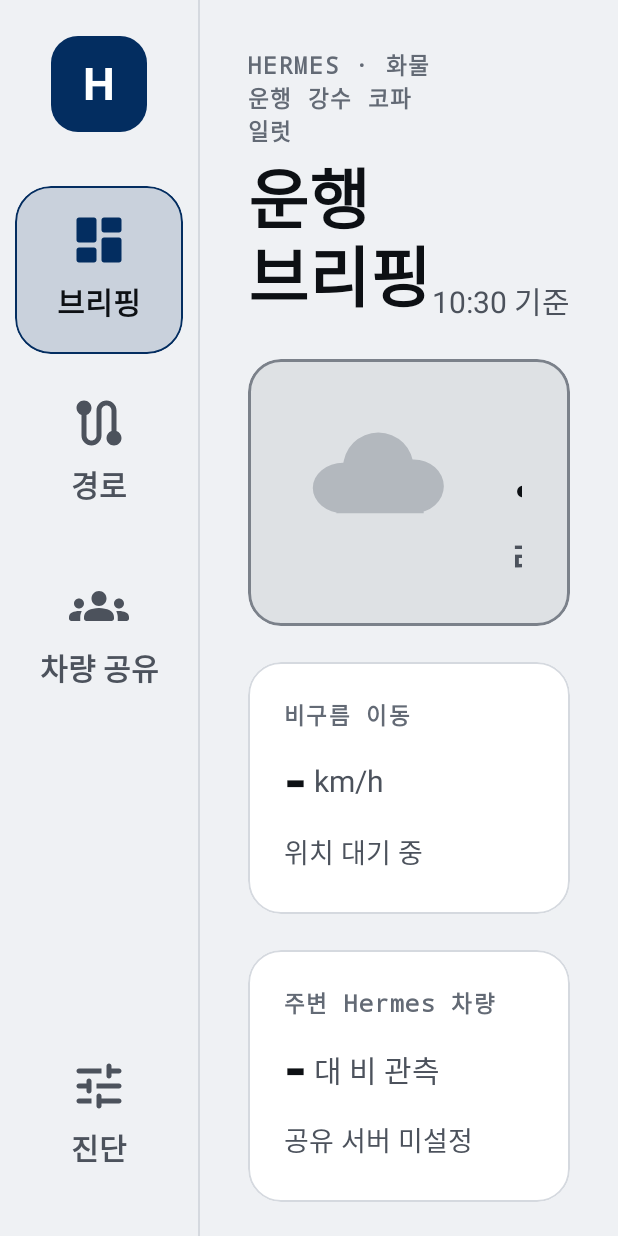
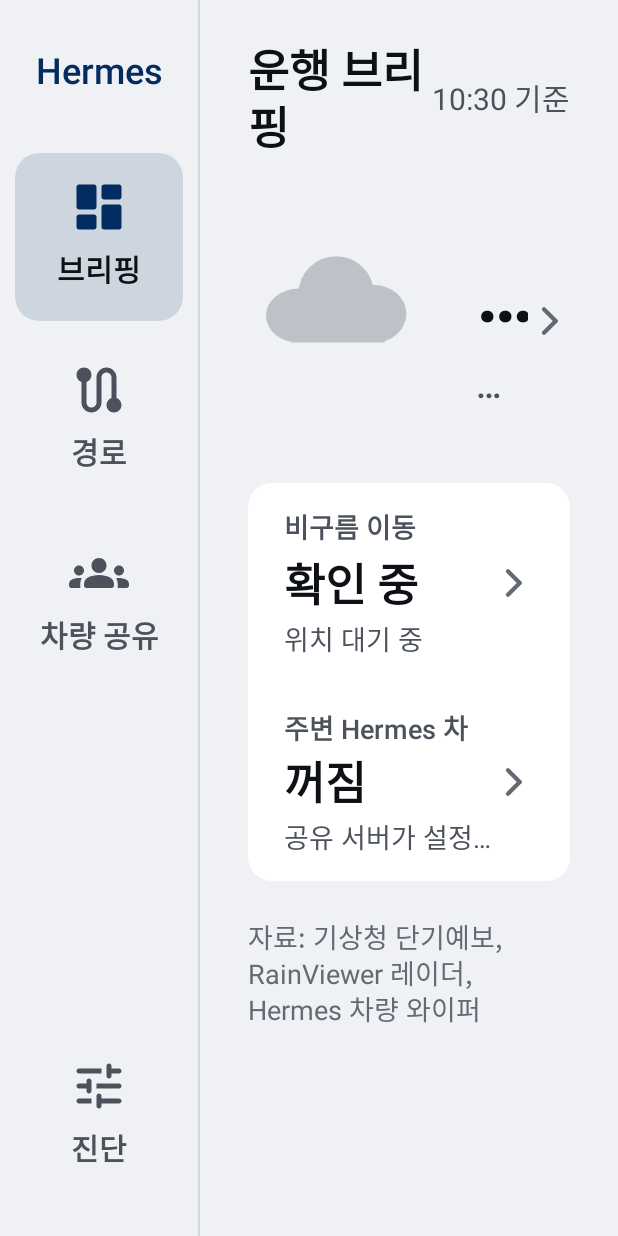
Before and after one commit to torque-pleos/hermes, an Android app built with Jetpack Compose: the screen it shows after launch (MainActivity), on a phone screen of 412 x 824 dp. Run offline under Robolectric (Android 15) with nearby library versions, the phone set to English and light mode, and no system bars; libraries missing offline, so code that uses them is left out: ai.pleos.playground; 11 statements that could not run were skipped.

Commit message:
Strip generic AI design defaults from the UI
- Drop monospace all-caps section labels, borders on every card, and the
  identical stat-tile row; facts now share one surface with dividers
- Make the route rain ribbon the focal point with stop names and arrival times
- Route list becomes a connected timeline colored by worst rain on each leg
- Rewrite dotted meta strings and arrow-laden button copy as plain Korean
- Mark low-confidence cloud motion as reference only; fix loading states

```diff
--- a/app/src/main/java/com/zigae/hermes/ui/AppShell.kt
+++ b/app/src/main/java/com/zigae/hermes/ui/AppShell.kt
@@ -35,12 +35,9 @@ fun AppShell(tab: Tab, onTab: (Tab) -> Unit, fleetWet: Int, content: @Composable
             horizontalAlignment = Alignment.CenterHorizontally,
             verticalArrangement = Arrangement.spacedBy(IviSpace.s),
         ) {
-            // 앱 마크
-            Box(
-                Modifier.size(64.dp).clip(RoundedCornerShape(18.dp)).background(c.ivi_accent_primary),
-                contentAlignment = Alignment.Center,
-            ) { Text("H", style = IviType.headline, color = c.ivi_accent_on_primary) }
-            Spacer(Modifier.height(IviSpace.m))
+            // 앱 이름 (로고 대신 글자)
+            Text("Hermes", style = IviType.title, color = c.ivi_accent_primary, modifier = Modifier.padding(vertical = IviSpace.s))
+            Spacer(Modifier.height(IviSpace.s))
             RailItem(HermesIcons.Dashboard, "브리핑", tab == Tab.BRIEFING, { onTab(Tab.BRIEFING) })
             RailItem(HermesIcons.Route, "경로", tab == Tab.ROUTE, { onTab(Tab.ROUTE) })
             RailItem(HermesIcons.Groups, "차량 공유", tab == Tab.FLEET, { onTab(Tab.FLEET) }, badge = fleetWet.takeIf { it > 0 }?.toString())
--- a/app/src/main/java/com/zigae/hermes/ui/BriefingScreen.kt
+++ b/app/src/main/java/com/zigae/hermes/ui/BriefingScreen.kt
@@ -1,6 +1,13 @@
 package com.zigae.hermes.ui
 
 import androidx.compose.foundation.layout.Arrangement
+import androidx.compose.foundation.layout.Box
+import androidx.compose.foundation.layout.IntrinsicSize
+import androidx.compose.foundation.layout.height
+import androidx.compose.foundation.layout.size
+import androidx.compose.foundation.shape.RoundedCornerShape
+import androidx.compose.material3.Surface
+import androidx.compose.ui.graphics.Color
 import androidx.compose.foundation.layout.BoxWithConstraints
 import androidx.compose.foundation.layout.Column
 import androidx.compose.foundation.layout.Row
@@ -36,7 +43,8 @@ internal fun worstOf(legs: List<LegRain>): Pair<Int, RoutePointRain>? =
         .maxWithOrNull(compareBy<Pair<Int, RoutePointRain>> { it.second.forecast.rainLevel }.thenByDescending { it.second.point.etaEpochSec })
 
 /**
- * 브리핑: 큰 결론 카드 → 큰 숫자 타일 3개 → 경로 강수 띠. 모든 카드는 눌러서 자세히 볼 수 있다.
+ * 브리핑: 결론 한 문장(가장 큰 글자) → 경로 강수 띠(정차지 이름·도착 시각) → 사실 세 칸.
+ * 결론과 띠가 화면의 중심이고, 나머지는 한 면 안에 나란히 둔다.
  */
 @Composable
 fun BriefingScreen(
@@ -55,14 +63,11 @@ fun BriefingScreen(
     BoxWithConstraints(Modifier.fillMaxSize()) {
         val wide = maxWidth > 900.dp
         Column(
-            Modifier.fillMaxSize().verticalScroll(rememberScrollState()).padding(IviSpace.xl),
+            Modifier.fillMaxSize().verticalScroll(rememberScrollState()).padding(horizontal = IviSpace.xl, vertical = IviSpace.l),
             verticalArrangement = Arrangement.spacedBy(IviSpace.l),
         ) {
-            Row(verticalAlignment = Alignment.Bottom) {
-                Column(Modifier.weight(1f)) {
-                    Text("HERMES · 화물 운행 강수 코파일럿", style = IviType.label, color = c.ivi_text_label)
-                    Text("운행 브리핑", style = IviType.display, color = c.ivi_text_primary)
-                }
+            Row(verticalAlignment = Alignment.CenterVertically) {
+                Text("운행 브리핑", style = IviType.headline, color = c.ivi_text_primary, modifier = Modifier.weight(1f))
                 Text("${hhmm(now)} 기준", style = IviType.body, color = c.ivi_text_secondary)
             }
 
@@ -72,26 +77,33 @@ fun BriefingScreen(
             }
             Verdict(legs, loading) { idx -> onOpenStop(idx) }
 
-            val tiles: List<@Composable (Modifier) -> Unit> = listOf(
-                { m -> NextStopTile(legs, now, m) { onOpenStop(1) } },
-                { m -> RadarTile(radar, routeRain, m) { onOpenStop(1) } },
-                { m -> FleetTile(fleet, m, onOpenFleet) },
-            )
-            if (wide) {
-                Row(horizontalArrangement = Arrangement.spacedBy(IviSpace.l)) { tiles.forEach { it(Modifier.weight(1f)) } }
-            } else {
-                tiles.forEach { it(Modifier.fillMaxWidth()) }
-            }
-
-            Pressable({ onOpenStop(1) }, Modifier.fillMaxWidth()) {
-                Column(Modifier.padding(IviSpace.l), verticalArrangement = Arrangement.spacedBy(IviSpace.m)) {
-                    SectionLabel("ROUTE RAIN · 지금부터 도착까지")
+            if (legs.isNotEmpty()) Pressable({ onOpenStop(1) }, Modifier.fillMaxWidth(), color = c.ivi_surface_card) {
+                Column(Modifier.padding(start = IviSpace.l, end = IviSpace.l, top = IviSpace.m, bottom = IviSpace.l), verticalArrangement = Arrangement.spacedBy(IviSpace.s)) {
                     RainStrip(legs, now)
+                    Spacer(Modifier.height(IviSpace.xs))
                     Legend()
                 }
             }
+
+            val facts: List<@Composable (Modifier) -> Unit> = listOf(
+                { m -> NextStopFact(legs, now, m) { onOpenStop(1) } },
+                { m -> RadarFact(radar, routeRain, m) { onOpenStop(1) } },
+                { m -> FleetFact(fleet, m, onOpenFleet) },
+            )
+            Surface(shape = RoundedCornerShape(IviSpace.cardRadius), color = c.ivi_surface_card, modifier = Modifier.fillMaxWidth()) {
+                if (wide) {
+                    Row(Modifier.height(IntrinsicSize.Min).padding(vertical = IviSpace.s)) {
+                        facts.forEachIndexed { i, f ->
+                            if (i > 0) Box(Modifier.padding(vertical = IviSpace.m)) { VDivider() }
+                            f(Modifier.weight(1f))
+                        }
+                    }
+                } else {
+                    Column { facts.forEach { it(Modifier.fillMaxWidth()) } }
+                }
+            }
             Text(
-                "출처: 기상청 단기예보 · RainViewer 레이더 · Hermes 차량 와이퍼 관측",
+                "자료: 기상청 단기예보, RainViewer 레이더, Hermes 차량 와이퍼",
                 style = IviType.caption, color = c.ivi_text_label,
             )
         }
@@ -101,52 +113,58 @@ fun BriefingScreen(
 @Composable
 private fun EmptyRoute(routeRain: List<RoutePointRain>, onRequestTestRoute: () -> Unit) {
     val c = Ivi.colors
-    IviCard(Modifier.fillMaxWidth()) {
-        val here = routeRain.firstOrNull()?.forecast
-        RainBadge(here?.rainLevel, "현재 위치 ${here?.let { arrivalText(it) } ?: "확인 중"}", 56.dp)
-        Text("내비게이션에 목적지를 설정하면 경유지·도착지 강수를 알려드립니다.", style = IviType.title, color = c.ivi_text_secondary)
-        IviButton("시연 경로 설정 (대전 경유 → 부산신항)", onRequestTestRoute, icon = HermesIcons.Navigation)
+    val here = routeRain.firstOrNull()?.forecast
+    Column(Modifier.padding(top = IviSpace.l), verticalArrangement = Arrangement.spacedBy(IviSpace.l)) {
+        Row(verticalAlignment = Alignment.CenterVertically) {
+            RainGlyph(here?.rainLevel, 88.dp)
+            Spacer(Modifier.width(IviSpace.l))
+            Column {
+                Text("목적지가 없습니다", style = IviType.display, color = c.ivi_text_primary)
+                Text("현재 위치 ${here?.let { arrivalText(it) } ?: "확인 중"}", style = IviType.title, color = c.ivi_text_secondary)
+            }
+        }
+        Text("내비게이션에 목적지와 경유지를 넣으면 정차지마다 도착할 때의 비를 알려드립니다.", style = IviType.body, color = c.ivi_text_secondary)
+        IviButton("시연 경로 넣기: 대전 경유, 부산신항 도착", onRequestTestRoute, icon = HermesIcons.Navigation)
     }
 }
 
-/** 큰 결론 카드: 가장 강한 비의 시각·구간·근거. 누르면 그 구간의 정차지 상세 */
+/** 결론: 가장 강한 비의 시각·구간·근거. 비가 있으면 강수 색 면, 없으면 면 없이 글자만. 누르면 그 구간 정차지 상세 */
 @Composable
 private fun Verdict(legs: List<LegRain>, loading: Boolean, onOpen: (Int) -> Unit) {
     val c = Ivi.colors
     val worst = worstOf(legs)
     val level = worst?.second?.forecast?.rainLevel
-    val tone = when {
-        loading -> c.ivi_text_label
-        level == null -> c.ivi_status_safe
-        else -> rainColor(level)
-    }
+    val rainy = !loading && level != null
+    val dest = legs.lastOrNull()?.to
     Pressable(
         { onOpen((worst?.first ?: 0) + 1) }, Modifier.fillMaxWidth(),
-        color = tone.copy(alpha = 0.12f), border = tone.copy(alpha = 0.8f), borderWidth = 2.dp,
+        color = if (rainy) rainColor(level).copy(alpha = 0.16f) else Color.Transparent,
     ) {
-        Row(Modifier.padding(IviSpace.xl), verticalAlignment = Alignment.CenterVertically) {
-            RainGlyph(if (loading) null else (level ?: RainLevel.NONE), 112.dp)
+        Row(Modifier.padding(horizontal = if (rainy) IviSpace.l else 0.dp, vertical = IviSpace.l), verticalAlignment = Alignment.CenterVertically) {
+            RainGlyph(if (loading) null else (level ?: RainLevel.NONE), 120.dp)
             Spacer(Modifier.width(IviSpace.xl))
             Column(Modifier.weight(1f), verticalArrangement = Arrangement.spacedBy(IviSpace.xs)) {
                 Text(
                     when {
-                        loading -> "강수 예보 불러오는 중"
-                        worst == null -> "가는 길 비 예보 없음"
-                        else -> "${hhmm(worst.second.point.etaEpochSec)} 부근 ${level!!.label}"
+                        loading -> "강수 예보를 불러오는 중"
+                        worst == null -> "가는 길에 비 소식 없음"
+                        else -> "${hhmm(worst.second.point.etaEpochSec)}쯤 ${level!!.label}"
                     },
                     style = IviType.hero, color = c.ivi_text_primary, maxLines = 1, overflow = TextOverflow.Ellipsis,
                 )
                 val leg = worst?.let { legs[it.first] }
                 Text(
                     when {
-                        leg != null -> "${short(leg.from.label)} → ${short(leg.to.label)} 구간"
-                        !loading -> "경로 전 구간 확인 완료"
-                        else -> "레이더 · 기상청 · 주변 차량 확인 중"
+                        leg != null -> "${short(leg.from.label)}에서 ${short(leg.to.label)} 가는 길"
+                        loading -> "레이더, 기상청, 주변 차량을 확인하고 있습니다"
+                        dest != null -> "${short(dest.label)} ${hhmm(dest.etaEpochSec)} 도착까지 전 구간"
+                        else -> "전 구간 확인"
                     },
-                    style = IviType.title, color = c.ivi_text_secondary, maxLines = 1,
+                    style = IviType.title, color = c.ivi_text_secondary, maxLines = 1, overflow = TextOverflow.Ellipsis,
                 )
                 worst?.let { Row(Modifier.padding(top = IviSpace.s), horizontalArrangement = Arrangement.spacedBy(IviSpace.s)) { SourceChips(it.second.forecast) } }
             }
+            Chevron()
         }
     }
 }
@@ -156,57 +174,62 @@ internal fun SourceChips(f: PointForecast) {
     val c = Ivi.colors
     when (f) {
         is PointForecast.Fleet -> {
-            if (f.evidence.consensus != null) Chip("주변 차량 ${f.evidence.wetVehicles}대 관측", c.ivi_status_caution, filled = true)
+            if (f.evidence.consensus != null) Chip("주변 차량 ${f.evidence.wetVehicles}대가 비 관측", c.ivi_status_caution, filled = true)
             SourceChips(f.base)
         }
         is PointForecast.Rain -> Chip("레이더 ${f.leadMinutes}분 예측", c.ivi_accent_primary)
-        is PointForecast.Kma -> Chip("기상청" + (f.pop?.let { " · 확률 $it%" } ?: ""), c.ivi_accent_primary)
+        is PointForecast.Kma -> Chip("기상청 예보" + (f.pop?.let { ", 강수확률 $it%" } ?: ""), c.ivi_accent_primary)
         else -> {}
     }
 }
 
 @Composable
-private fun NextStopTile(legs: List<LegRain>, now: Long, modifier: Modifier, onClick: () -> Unit) {
+private fun NextStopFact(legs: List<LegRain>, now: Long, modifier: Modifier, onClick: () -> Unit) {
     val next = legs.firstOrNull() ?: return
-    StatTile(
+    Fact(
         label = "다음 정차",
-        value = hhmm(next.to.etaEpochSec),
-        unit = "도착",
-        detail = "${short(next.to.label)} · ${relative(next.to.etaEpochSec - now)}",
+        value = "${hhmm(next.to.etaEpochSec)} 도착",
+        detail = "${short(next.to.label)}, ${relative(next.to.etaEpochSec - now)}",
         onClick = onClick, modifier = modifier,
-        leading = { RainGlyph(next.worst?.forecast?.rainLevel ?: RainLevel.NONE, 52.dp) },
+        leading = { RainGlyph(next.worst?.forecast?.rainLevel ?: RainLevel.NONE, 44.dp) },
+    )
+}
+
+/** 이동 벡터 신뢰도가 이보다 낮으면 속도를 크게 내세우지 않는다 */
+private const val MOTION_CONFIDENT = 0.2
+
+@Composable
+private fun RadarFact(radar: RadarState, routeRain: List<RoutePointRain>, modifier: Modifier, onClick: () -> Unit) {
+    val cast = radar.nowcaster
+    val lat = routeRain.firstOrNull()?.point?.lat ?: 37.0
+    val m = cast?.motion?.takeIf { it.confidence > 0 }
+    Fact(
+        label = "비구름 이동",
+        value = if (cast == null) "확인 중" else if (m == null) "추정 불가" else "${compassKo(m.headingDeg())}쪽 %.0fkm/h".format(m.speedKmh(lat, cast.latest.zoom)),
+        detail = when {
+            cast == null -> if (radar.loading) "레이더 불러오는 중" else (radar.error ?: "위치 대기 중")
+            m == null -> "비구름이 적어 이동을 알 수 없음"
+            m.confidence < MOTION_CONFIDENT -> "비구름이 적어 참고용, ${hhmm(cast.latest.timeEpochSec)} 관측"
+            else -> "${hhmm(cast.latest.timeEpochSec)} 레이더 관측"
+        },
+        onClick = onClick, modifier = modifier,
+        leading = m?.let { { HeadingArrow(it.headingDeg(), 44.dp) } },
     )
 }
 
 @Composable
-private fun RadarTile(radar: RadarState, routeRain: List<RoutePointRain>, modifier: Modifier, onClick: () -> Unit) {
-    val cast = radar.nowcaster
-    val lat = routeRain.firstOrNull()?.point?.lat ?: 37.0
-    val m = cast?.motion
-    StatTile(
-        label = "비구름 이동",
-        value = if (cast == null || m == null || m.confidence <= 0) "-" else "%.0f".format(m.speedKmh(lat, cast.latest.zoom)),
-        unit = "km/h",
-        detail = when {
-            cast == null -> if (radar.loading) "레이더 불러오는 중" else (radar.error ?: "위치 대기 중")
-            m == null || m.confidence <= 0 -> "비구름이 적어 이동 추정 불가"
-            else -> "${compassKo(m.headingDeg())}쪽으로 이동 · 관측 ${hhmm(cast.latest.timeEpochSec)}"
-        },
-        onClick = onClick, modifier = modifier,
-        leading = if (m != null && m.confidence > 0) ({ HeadingArrow(m.headingDeg(), 52.dp) }) else null,
-    )
-}
-
-@Composable
-private fun FleetTile(fleet: FleetState, modifier: Modifier, onClick: () -> Unit) {
+private fun FleetFact(fleet: FleetState, modifier: Modifier, onClick: () -> Unit) {
     val c = Ivi.colors
     val vehicles = fleet.reports.groupBy { it.vehicleId }.mapValues { (_, rs) -> rs.maxBy { it.observedAtEpochSec } }
     val wet = vehicles.values.count { it.level > RainLevel.NONE }
-    StatTile(
+    Fact(
         label = "주변 Hermes 차량",
-        value = if (fleet.configured) "$wet" else "-",
-        unit = "대 비 관측",
-        detail = if (!fleet.configured) "공유 서버 미설정" else "최근 20분 ${vehicles.size}대 · " + if (fleet.consent) "내 관측 공유 중" else "공유 꺼짐",
+        value = when {
+            !fleet.configured -> "꺼짐"
+            wet > 0 -> "${wet}대가 비 관측"
+            else -> "비 관측 없음"
+        },
+        detail = if (!fleet.configured) "공유 서버가 설정되지 않음" else "최근 20분 ${vehicles.size}대, " + if (fleet.consent) "내 관측도 공유 중" else "내 관측은 공유 안 함",
         onClick = onClick, modifier = modifier,
         valueColor = if (wet > 0) c.ivi_status_caution else c.ivi_text_primary,
     )
@@ -221,5 +244,13 @@ internal fun Legend() {
                 Text(" ${l?.label ?: "예보 없음"}", style = IviType.caption, color = Ivi.colors.ivi_text_secondary)
             }
         }
+        Row(verticalAlignment = Alignment.CenterVertically) {
+            val ink = Ivi.colors.ivi_text_primary.copy(alpha = 0.55f)
+            androidx.compose.foundation.Canvas(Modifier.size(width = 6.dp, height = 28.dp)) {
+                drawLine(ink, androidx.compose.ui.geometry.Offset(size.width / 2, 0f), androidx.compose.ui.geometry.Offset(size.width / 2, size.height), strokeWidth = 3f,
+                    pathEffect = androidx.compose.ui.graphics.PathEffect.dashPathEffect(floatArrayOf(10f, 8f)))
+            }
+            Text(" 점선 앞 1시간은 레이더 예측", style = IviType.caption, color = Ivi.colors.ivi_text_secondary)
+        }
     }
 }
--- a/app/src/main/java/com/zigae/hermes/ui/Components.kt
+++ b/app/src/main/java/com/zigae/hermes/ui/Components.kt
@@ -66,7 +66,7 @@ fun Pressable(
     modifier: Modifier = Modifier,
     shape: RoundedCornerShape = RoundedCornerShape(IviSpace.cardRadius),
     color: Color = Ivi.colors.ivi_surface_card,
-    border: Color = Ivi.colors.ivi_border_card,
+    border: Color = Color.Transparent,
     borderWidth: Dp = 1.dp,
     content: @Composable () -> Unit,
 ) {
@@ -84,12 +84,12 @@ fun Pressable(
             },
         shape = shape,
         color = color,
-        border = BorderStroke(borderWidth, border),
+        border = if (border == Color.Transparent) null else BorderStroke(borderWidth, border),
         content = content,
     )
 }
 
-/** 테두리가 있는 정보 카드 (누를 수 없음) */
+/** 정보 면 (누를 수 없음). 테두리 없이 배경 단차로만 구분한다 */
 @Composable
 fun IviCard(
     modifier: Modifier = Modifier,
@@ -102,7 +102,6 @@ fun IviCard(
         modifier = modifier,
         shape = RoundedCornerShape(IviSpace.cardRadius),
         color = c.ivi_surface_card,
-        border = BorderStroke(1.dp, c.ivi_border_card),
     ) {
         Column(Modifier.padding(IviSpace.l), verticalArrangement = Arrangement.spacedBy(IviSpace.m)) {
             if (label != null || trailing != null) {
@@ -118,10 +117,7 @@ fun IviCard(
 
 @Composable
 fun SectionLabel(text: String, modifier: Modifier = Modifier) {
-    Row(modifier, verticalAlignment = Alignment.CenterVertically) {
-        Box(Modifier.size(8.dp).clip(CircleShape).background(Ivi.colors.ivi_accent_primary))
-        Text("  $text", style = IviType.label, color = Ivi.colors.ivi_text_label, maxLines = 1)
-    }
+    Text(text, modifier = modifier, style = IviType.label, color = Ivi.colors.ivi_text_secondary, maxLines = 1)
 }
 
 /** 작은 배지 (출처·상태) */
@@ -130,9 +126,8 @@ fun Chip(text: String, color: Color = Ivi.colors.ivi_text_secondary, filled: Boo
     Box(
         Modifier
             .clip(RoundedCornerShape(IviSpace.chipRadius))
-            .then(if (filled) Modifier.background(color.copy(alpha = 0.16f)) else Modifier)
-            .border(1.dp, color.copy(alpha = 0.6f), RoundedCornerShape(IviSpace.chipRadius))
-            .padding(horizontal = 14.dp, vertical = 6.dp),
+            .background(color.copy(alpha = if (filled) 0.18f else 0.10f))
+            .padding(horizontal = 12.dp, vertical = 4.dp),
     ) {
         Text(text, style = IviType.caption, color = color, maxLines = 1)
     }
@@ -237,12 +232,14 @@ fun BigToggle(title: String, subtitle: String, checked: Boolean, onToggle: () ->
     }
 }
 
-/** 큰 숫자 타일 (누르면 해당 화면으로) */
+/**
+ * 사실 한 칸: 작은 제목 · 값 · 설명. 누르면 해당 화면으로 가고 오른쪽 꺾쇠로 누를 수 있음을 알린다.
+ * 카드 껍데기 없이 한 면 안에 나란히 놓는다(FactRow).
+ */
 @Composable
-fun StatTile(
+fun Fact(
     label: String,
     value: String,
-    unit: String,
     detail: String,
     onClick: () -> Unit,
     modifier: Modifier = Modifier,
@@ -250,16 +247,29 @@ fun StatTile(
     valueColor: Color = Ivi.colors.ivi_text_primary,
 ) {
     val c = Ivi.colors
-    Pressable(onClick, modifier.defaultMinSize(minHeight = 168.dp)) {
-        Column(Modifier.padding(IviSpace.l), verticalArrangement = Arrangement.spacedBy(IviSpace.s)) {
-            Text(label, style = IviType.label, color = c.ivi_text_label, maxLines = 1)
-            Row(verticalAlignment = Alignment.CenterVertically) {
-                leading?.let { it(); Spacer(Modifier.width(IviSpace.m)) }
-                Text(value, style = IviType.number, color = valueColor, maxLines = 1, overflow = TextOverflow.Ellipsis)
-                Text(" $unit", style = IviType.body, color = c.ivi_text_secondary, maxLines = 1)
+    Pressable(onClick, modifier.defaultMinSize(minHeight = 132.dp), shape = RoundedCornerShape(IviSpace.cardRadius), color = Color.Transparent) {
+        Row(Modifier.padding(horizontal = IviSpace.l, vertical = IviSpace.m), verticalAlignment = Alignment.CenterVertically) {
+            Column(Modifier.weight(1f), verticalArrangement = Arrangement.spacedBy(2.dp)) {
+                Text(label, style = IviType.label, color = c.ivi_text_secondary, maxLines = 1)
+                Row(verticalAlignment = Alignment.CenterVertically) {
+                    leading?.let { it(); Spacer(Modifier.width(IviSpace.s)) }
+                    Text(value, style = IviType.headline, color = valueColor, maxLines = 1, overflow = TextOverflow.Ellipsis)
+                }
+                Text(detail, style = IviType.caption, color = c.ivi_text_secondary, maxLines = 1, overflow = TextOverflow.Ellipsis)
             }
-            Text(detail, style = IviType.caption, color = c.ivi_text_secondary, maxLines = 2, overflow = TextOverflow.Ellipsis)
+            Chevron()
         }
+    }
+}
+
+/** 누를 수 있는 줄의 오른쪽 꺾쇠 */
+@Composable
+fun Chevron(color: Color = Ivi.colors.ivi_text_label) {
+    Canvas(Modifier.size(28.dp)) {
+        val w = size.width
+        val h = size.height
+        drawLine(color, Offset(w * 0.38f, h * 0.22f), Offset(w * 0.66f, h * 0.5f), strokeWidth = w * 0.1f, cap = StrokeCap.Round)
+        drawLine(color, Offset(w * 0.66f, h * 0.5f), Offset(w * 0.38f, h * 0.78f), strokeWidth = w * 0.1f, cap = StrokeCap.Round)
     }
 }
 
@@ -267,10 +277,10 @@ fun StatTile(
 @Composable
 fun RailItem(icon: ImageVector, label: String, selected: Boolean, onClick: () -> Unit, badge: String? = null) {
     val c = Ivi.colors
-    val bg by animateColorAsState(if (selected) c.ivi_accent_primary.copy(alpha = 0.16f) else Color.Transparent, label = "rail")
+    val bg by animateColorAsState(if (selected) c.ivi_accent_primary.copy(alpha = 0.14f) else Color.Transparent, label = "rail")
     Pressable(
         onClick, Modifier.fillMaxWidth().defaultMinSize(minHeight = 112.dp),
-        shape = RoundedCornerShape(24.dp), color = bg, border = if (selected) c.ivi_accent_primary else Color.Transparent,
+        shape = RoundedCornerShape(IviSpace.cardRadius), color = bg,
     ) {
         Column(Modifier.padding(vertical = IviSpace.m), horizontalAlignment = Alignment.CenterHorizontally) {
             Box {
@@ -311,3 +321,9 @@ fun HeadingArrow(headingDeg: Double, size: Dp = 40.dp, color: Color = Ivi.colors
         drawPath(p, color, style = Fill)
     }
 }
+
+/** 가로 구분선 */
+@Composable
+fun HDivider() {
+    Box(Modifier.fillMaxWidth().height(1.dp).background(Ivi.colors.ivi_border_card))
+}
--- a/app/src/main/java/com/zigae/hermes/ui/DiagnosticsScreen.kt
+++ b/app/src/main/java/com/zigae/hermes/ui/DiagnosticsScreen.kt
@@ -57,7 +57,7 @@ fun DiagnosticsScreen(
             Text("Hermes · SDK 진단", fontSize = 36.sp, fontWeight = FontWeight.Bold, modifier = Modifier.weight(1f))
             Button(onClick = onPreviewDrive) { Text("주행 화면 미리보기", fontSize = 20.sp) }
             Spacer(Modifier.width(12.dp))
-            Button(onClick = onClose) { Text("← 운행 브리핑", fontSize = 20.sp) }
+            Button(onClick = onClose) { Text("운행 브리핑으로", fontSize = 20.sp) }
         }
         Spacer(Modifier.height(24.dp))
         Row(Modifier.fillMaxSize(), horizontalArrangement = Arrangement.spacedBy(24.dp)) {
@@ -91,7 +91,7 @@ fun DiagnosticsScreen(
                 Line("이벤트", navi.lastEvent ?: "-")
                 Line("오류", navi.lastError ?: "없음")
                 Spacer(Modifier.height(16.dp))
-                Button(onClick = onRequestTestRoute) { Text("테스트 경로 설정 (대전 경유 → 부산신항)", fontSize = 20.sp) }
+                Button(onClick = onRequestTestRoute) { Text("테스트 경로: 대전 경유, 부산신항 도착", fontSize = 20.sp) }
             }
             Panel("경로 강수 (레이더 + 기상청)") {
                 RadarSection(radar, kma, routeRain, legs, vehicle)
--- a/app/src/main/java/com/zigae/hermes/ui/theme/HermesTheme.kt
+++ b/app/src/main/java/com/zigae/hermes/ui/theme/HermesTheme.kt
@@ -10,7 +10,6 @@ import androidx.compose.runtime.Immutable
 import androidx.compose.runtime.staticCompositionLocalOf
 import androidx.compose.ui.graphics.Color
 import androidx.compose.ui.text.TextStyle
-import androidx.compose.ui.text.font.FontFamily
 import androidx.compose.ui.text.font.FontWeight
 import androidx.compose.ui.unit.dp
 import androidx.compose.ui.unit.sp
@@ -99,8 +98,8 @@ object IviType {
     val body = TextStyle(fontSize = 20.sp, fontWeight = FontWeight.Normal, lineHeight = 28.sp)
     val bodyStrong = TextStyle(fontSize = 20.sp, fontWeight = FontWeight.SemiBold, lineHeight = 28.sp)
     val caption = TextStyle(fontSize = 18.sp, fontWeight = FontWeight.Normal, lineHeight = 24.sp)
-    /** 섹션 라벨: 작은 대문자 + 자간 (레퍼런스의 "DRIVER / NAVIGATION" 스타일) */
-    val label = TextStyle(fontSize = 15.sp, fontWeight = FontWeight.SemiBold, letterSpacing = 1.6.sp, fontFamily = FontFamily.Monospace)
+    /** 작은 제목: 본문보다 작고 굵게. 대문자·고정폭·넓은 자간을 쓰지 않는다 */
+    val label = TextStyle(fontSize = 18.sp, fontWeight = FontWeight.SemiBold, lineHeight = 24.sp)
     val number = TextStyle(fontSize = 40.sp, fontWeight = FontWeight.Bold, lineHeight = 44.sp)
 }
 
@@ -110,8 +109,8 @@ object IviSpace {
     val m = 16.dp
     val l = 24.dp
     val xl = 32.dp
-    val cardRadius = 22.dp
-    val chipRadius = 12.dp
+    val cardRadius = 16.dp
+    val chipRadius = 8.dp
     /** 터치 대상 최소 높이 (차량용으로 넉넉하게) */
     val touchMin = 76.dp
     val railWidth = 132.dp
```
Also changed, not shown: app/src/main/java/com/zigae/hermes/ui/DriveScreen.kt (+7 -9 lines), app/src/main/java/com/zigae/hermes/ui/FleetScreen.kt (+33 -27 lines), app/src/main/java/com/zigae/hermes/ui/Format.kt (+5 -5 lines), app/src/main/java/com/zigae/hermes/ui/RouteScreen.kt (+75 -48 lines), app/src/main/java/com/zigae/hermes/ui/RouteTimeline.kt (+49 -29 lines), 2 other files.
